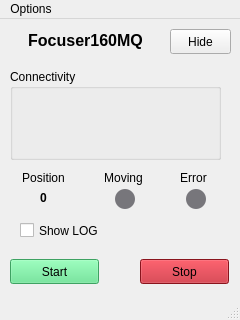
Qt form assets/main.ui (ramonefoster/HostFocuser160) before a commit.
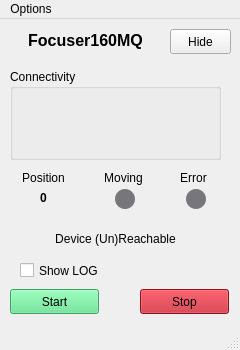
The same form after that commit.

```diff
--- a/assets/main.ui
+++ b/assets/main.ui
@@ -7,7 +7,7 @@
     <x>0</x>
     <y>0</y>
     <width>240</width>
-    <height>320</height>
+    <height>350</height>
    </rect>
   </property>
   <property name="windowTitle">
@@ -18,7 +18,7 @@
     <property name="geometry">
      <rect>
       <x>10</x>
-      <y>240</y>
+      <y>270</y>
       <width>89</width>
       <height>25</height>
      </rect>
@@ -34,7 +34,7 @@
     <property name="geometry">
      <rect>
       <x>140</x>
-      <y>240</y>
+      <y>270</y>
       <width>89</width>
       <height>25</height>
      </rect>
@@ -50,7 +50,7 @@
     <property name="geometry">
      <rect>
       <x>20</x>
-      <y>200</y>
+      <y>240</y>
       <width>201</width>
       <height>23</height>
      </rect>
@@ -253,6 +253,22 @@
      <set>Qt::AlignCenter</set>
     </property>
    </widget>
+   <widget class="QLabel" name="lblPing">
+    <property name="geometry">
+     <rect>
+      <x>20</x>
+      <y>210</y>
+      <width>191</width>
+      <height>20</height>
+     </rect>
+    </property>
+    <property name="text">
+     <string>Device (Un)Reachable</string>
+    </property>
+    <property name="alignment">
+     <set>Qt::AlignCenter</set>
+    </property>
+   </widget>
   </widget>
   <widget class="QMenuBar" name="menubar">
    <property name="geometry">
```
